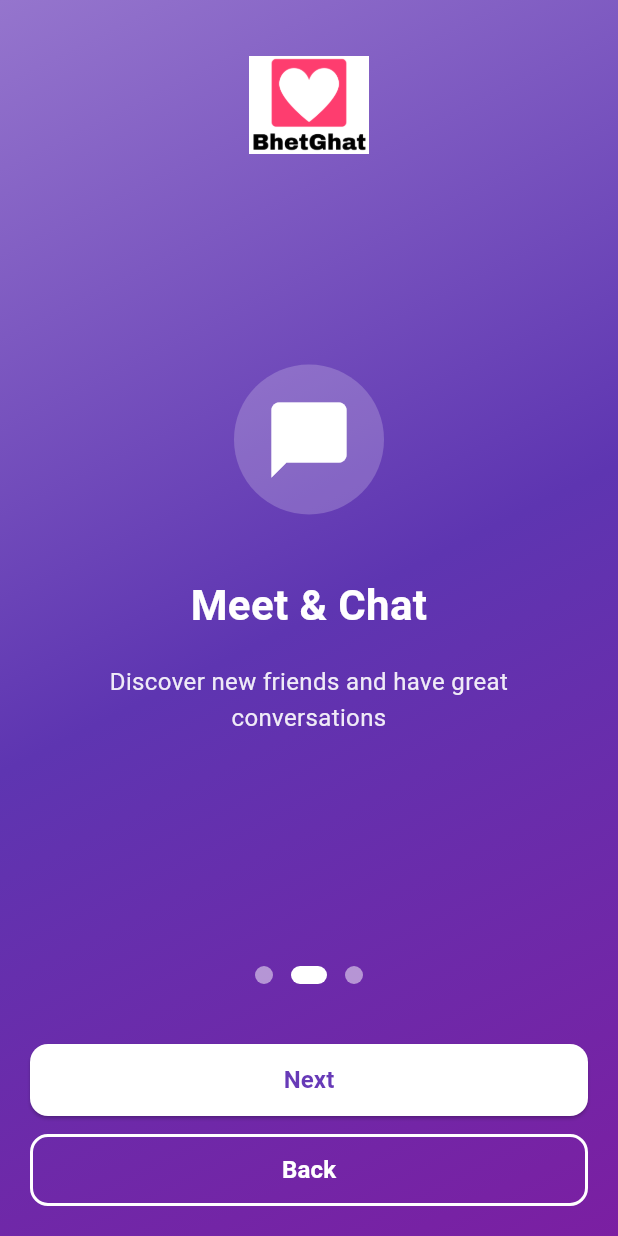
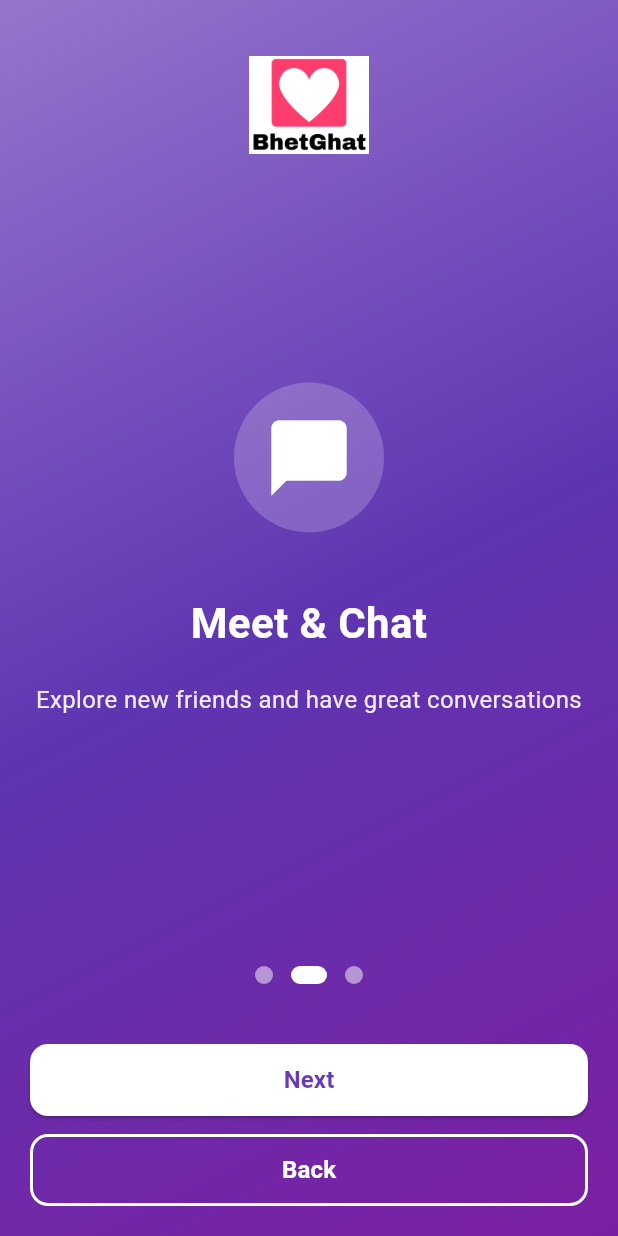
Before and after one commit to rojitalemagar/bhet_ghat_app, a Flutter app: the screen it shows after launch, swiped to page 2, on a phone screen of 412 x 824 dp. Run offline on Flutter 3.47's test engine with Material 3 defaults, Android fonts, the phone set to English and light mode, and no system bars.

Commit message:
fix onboarding

```diff
--- a/lib/screens/onboarding_screen.dart
+++ b/lib/screens/onboarding_screen.dart
@@ -19,7 +19,7 @@ class _OnboardingScreenState extends State<OnboardingScreen> {
     ),
     OnboardingPage(
       title: 'Meet & Chat',
-      description: 'Discover new friends and have great conversations',
+      description: 'Explore new friends and have great conversations',
       icon: Icons.chat_bubble,
     ),
     OnboardingPage(
```
